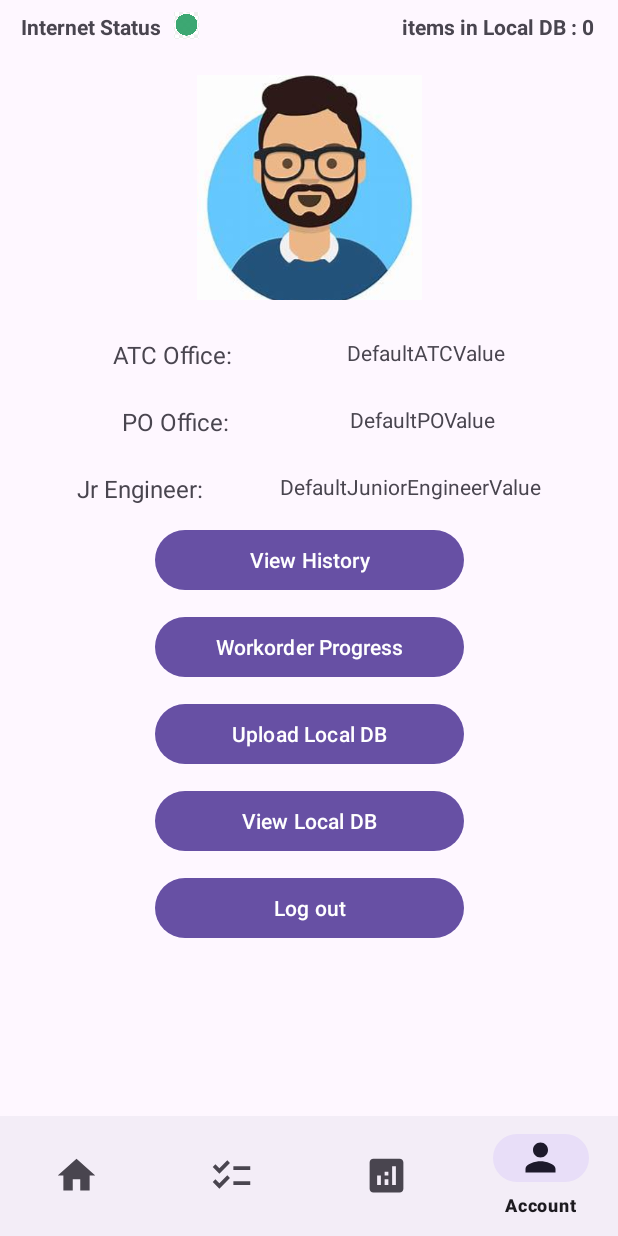
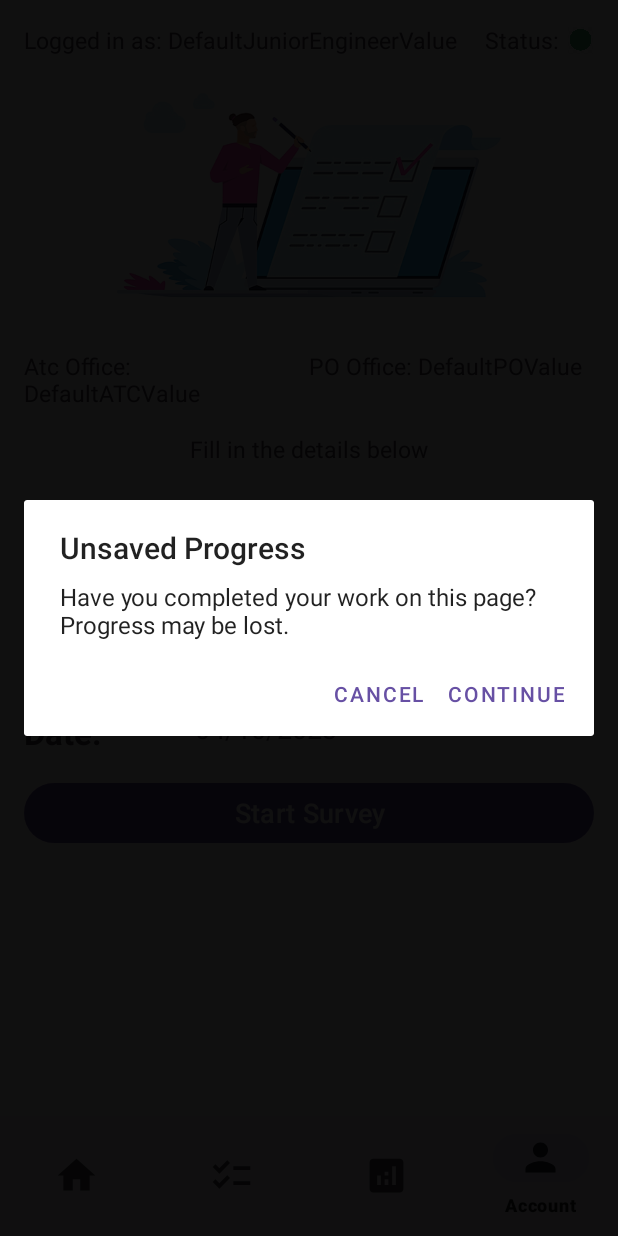
Before and after one commit to EmbeddedCreations/PWD-Kotlin, an Android app: the MainActivity screen opened directly, with no data from a screen before it, item 4 of the bottom bar chosen, on a phone screen of 412 x 824 dp. Run offline under Robolectric (Android 15) with nearby library versions, the phone set to English and light mode, and no system bars; libraries missing offline, so code that uses them is left out: com.github.dhaval2404.imagepicker; pictures from the network do not load; 7 statements that could not run were skipped.

Commit message:
#34 switching alert also added

```diff
--- a/app/src/main/java/com/example/pwd_app/MainActivity.kt
+++ b/app/src/main/java/com/example/pwd_app/MainActivity.kt
@@ -21,7 +21,6 @@ class MainActivity : AppCompatActivity() {
 
     private lateinit var loginViewModel: LoginViewModel
     private lateinit var bottomNavigationView: BottomNavigationView
-
     private var homeFragment: Home = Home()
     private var profile: Profile = Profile()
     private var workOrderSheet: WorkOrderSheet = WorkOrderSheet()
@@ -44,30 +43,50 @@ class MainActivity : AppCompatActivity() {
         bottomNavigationView.setOnItemSelectedListener(NavigationBarView.OnItemSelectedListener { item ->
             when (item.itemId) {
                 R.id.home -> {
-                    supportFragmentManager.beginTransaction().replace(R.id.container, homeFragment)
-                        .commit()
+                    showConfirmationDialog { // Callback when user confirms
+                        supportFragmentManager.beginTransaction().replace(R.id.container, homeFragment).commit()
+                    }
                     return@OnItemSelectedListener true
                 }
 
                 R.id.profile -> {
-                    supportFragmentManager.beginTransaction()
-                        .replace(R.id.container, profile).commit()
+                    showConfirmationDialog {
+                        supportFragmentManager.beginTransaction().replace(R.id.container, profile).commit()
+                    }
                     return@OnItemSelectedListener true
                 }
 
                 R.id.progress -> {
-                        supportFragmentManager.beginTransaction()
-                            .replace(R.id.container, workOrderSheet).commit()
-                        return@OnItemSelectedListener true
+
+                        showConfirmationDialog {
+                            supportFragmentManager.beginTransaction().replace(R.id.container, workOrderSheet).commit()
+                        }
+                    return@OnItemSelectedListener true
                 }
+
                 R.id.analytics -> {
-                    supportFragmentManager.beginTransaction()
-                        .replace(R.id.container, analytics).commit()
+                    showConfirmationDialog {
+                        supportFragmentManager.beginTransaction().replace(R.id.container, analytics).commit()
+                    }
                     return@OnItemSelectedListener true
                 }
             }
             false
         })
+    }
+
+    private fun showConfirmationDialog(confirmationAction: () -> Unit) {
+        val builder = AlertDialog.Builder(this)
+        builder.setTitle("Unsaved Progress")
+            .setMessage("Have you completed your work on this page? Progress may be lost.")
+            .setPositiveButton("Continue") { dialogInterface, _ ->
+                confirmationAction.invoke() // Invoke the provided action when user confirms
+            }
+            .setNegativeButton("Cancel") { dialogInterface, _ ->
+                // Do nothing or add specific handling for cancel
+            }
+            .setCancelable(false)
+            .show()
     }
 
     override fun onBackPressed() {
--- a/app/src/main/java/com/example/pwd_app/viewModel/workOrder/WorkOrderSheet.kt
+++ b/app/src/main/java/com/example/pwd_app/viewModel/workOrder/WorkOrderSheet.kt
@@ -296,6 +296,7 @@ class WorkOrderSheet : Fragment(), AdapterView.OnItemSelectedListener {
 
         return view
     }
+
     private fun disableColumns(count: Int) {
         val tableLayout = requireView().findViewById<TableLayout>(R.id.tableLayout)
 
@@ -468,7 +469,6 @@ class WorkOrderSheet : Fragment(), AdapterView.OnItemSelectedListener {
         saveWorkorder.visibility = View.VISIBLE
     }
 
-
     override fun onItemSelected(parent: AdapterView<*>?, p1: View?, position: Int, id: Long) {
         when (parent?.id) {
             R.id.SelectedSchool -> {
```
